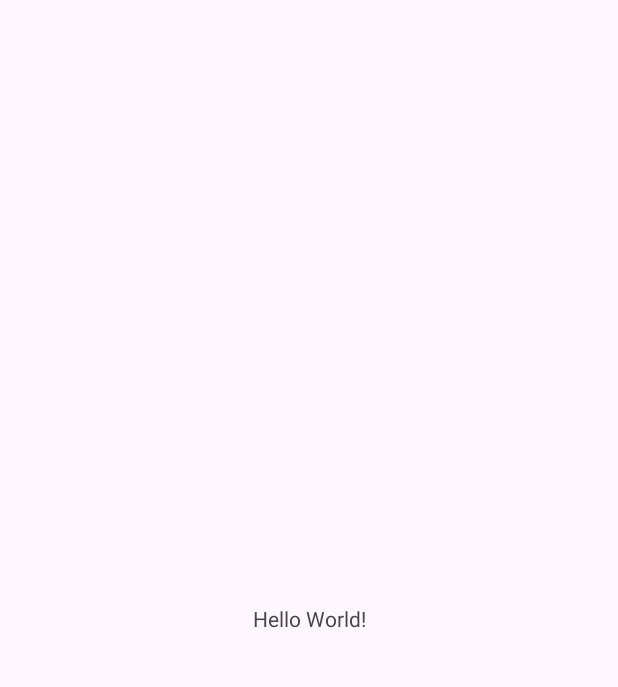
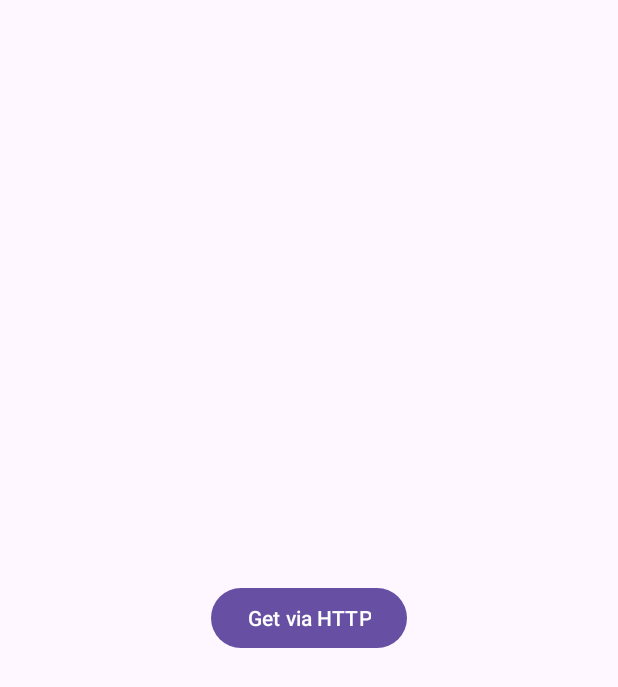
Before and after one commit to Hamjoshua/MD34-Requests, an Android app: the screen it shows after launch (MainActivity), on a phone screen of 412 x 824 dp. Before the commit the part shown is almost empty. Shown: the top 687 px of the screen. Run offline under Robolectric (Android 15) with nearby library versions, the phone set to English and light mode, and no system bars.

```diff
--- a/app/build.gradle.kts
+++ b/app/build.gradle.kts
@@ -5,12 +5,12 @@ plugins {
 
 android {
     namespace = "com.example.recyclerview"
-    compileSdk = 33
+    compileSdk = 34
 
     defaultConfig {
         applicationId = "com.example.recyclerview"
         minSdk = 24
-        targetSdk = 33
+        targetSdk = 34
         versionCode = 1
         versionName = "1.0"
 
--- a/app/src/main/AndroidManifest.xml
+++ b/app/src/main/AndroidManifest.xml
@@ -1,7 +1,8 @@
 <?xml version="1.0" encoding="utf-8"?>
 <manifest xmlns:android="http://schemas.android.com/apk/res/android"
     xmlns:tools="http://schemas.android.com/tools">
-
+    <uses-permission android:name="android.permission.INTERNET" />
+    <uses-permission android:name="android.permission.ACCESS_NETWORK_STATE" />
     <application
         android:allowBackup="true"
         android:dataExtractionRules="@xml/data_extraction_rules"
--- a/app/src/main/res/layout/activity_main.xml
+++ b/app/src/main/res/layout/activity_main.xml
@@ -1,18 +1,21 @@
 <?xml version="1.0" encoding="utf-8"?>
-<androidx.constraintlayout.widget.ConstraintLayout xmlns:android="http://schemas.android.com/apk/res/android"
+<LinearLayout
+    xmlns:android="http://schemas.android.com/apk/res/android"
     xmlns:app="http://schemas.android.com/apk/res-auto"
     xmlns:tools="http://schemas.android.com/tools"
     android:layout_width="match_parent"
     android:layout_height="match_parent"
+    android:orientation="vertical"
+    android:gravity="center"
     tools:context=".MainActivity">
 
-    <TextView
+    <Button
         android:layout_width="wrap_content"
         android:layout_height="wrap_content"
-        android:text="Hello World!"
-        app:layout_constraintBottom_toBottomOf="parent"
-        app:layout_constraintEnd_toEndOf="parent"
-        app:layout_constraintStart_toStartOf="parent"
-        app:layout_constraintTop_toTopOf="parent" />
+        android:id="@+id/btnHTTP"
+        android:text="Get via HTTP">
+    </Button>
 
-</androidx.constraintlayout.widget.ConstraintLayout>
+
+
+</LinearLayout>
```
Also changed, not shown: app/src/main/java/com/example/recyclerview/MainActivity.kt (+38 -0 lines).
